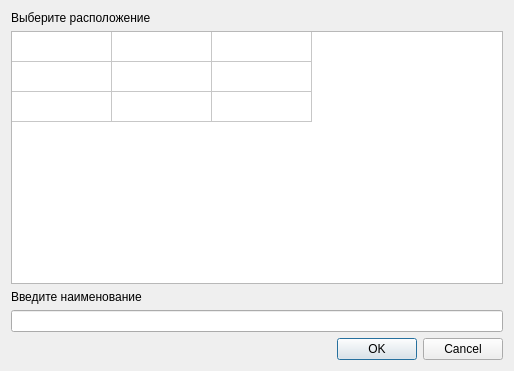
Above: dialog.ui from ZoomEXE/GladyshProg before the change. Below: the same form after it.
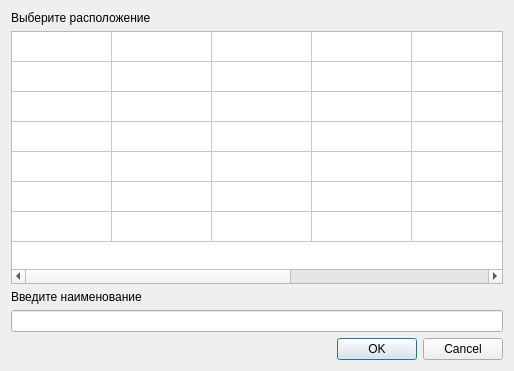
That is the form after the change.

What changed in the file:
```diff
--- a/dialog.ui
+++ b/dialog.ui
@@ -69,6 +69,46 @@
            <string/>
           </property>
          </row>
+         <row>
+          <property name="text">
+           <string/>
+          </property>
+         </row>
+         <row>
+          <property name="text">
+           <string/>
+          </property>
+         </row>
+         <row>
+          <property name="text">
+           <string/>
+          </property>
+         </row>
+         <row>
+          <property name="text">
+           <string/>
+          </property>
+         </row>
+         <column>
+          <property name="text">
+           <string/>
+          </property>
+         </column>
+         <column>
+          <property name="text">
+           <string/>
+          </property>
+         </column>
+         <column>
+          <property name="text">
+           <string/>
+          </property>
+         </column>
+         <column>
+          <property name="text">
+           <string/>
+          </property>
+         </column>
          <column>
           <property name="text">
            <string/>
@@ -86,7 +126,7 @@
          </column>
          <item row="0" column="0">
           <property name="text">
-           <string/>
+           <string> </string>
           </property>
           <property name="textAlignment">
            <set>AlignCenter</set>
@@ -94,23 +134,43 @@
          </item>
          <item row="0" column="1">
           <property name="text">
-           <string/>
-          </property>
-          <property name="textAlignment">
-           <set>AlignCenter</set>
+           <string> </string>
           </property>
          </item>
          <item row="0" column="2">
           <property name="text">
-           <string/>
+           <string> </string>
           </property>
+         </item>
+         <item row="0" column="3">
+          <property name="text">
+           <string> </string>
+          </property>
           <property name="textAlignment">
            <set>AlignCenter</set>
           </property>
          </item>
+         <item row="0" column="4">
+          <property name="text">
+           <string> </string>
+          </property>
+          <property name="textAlignment">
+           <set>AlignCenter</set>
+          </property>
+         </item>
+         <item row="0" column="5">
+          <property name="text">
+           <string> </string>
+          </property>
+         </item>
+         <item row="0" column="6">
+          <property name="text">
+           <string> </string>
+          </property>
+         </item>
          <item row="1" column="0">
           <property name="text">
-           <string/>
+           <string> </string>
           </property>
           <property name="textAlignment">
            <set>AlignCenter</set>
@@ -118,23 +178,43 @@
          </item>
          <item row="1" column="1">
           <property name="text">
-           <string/>
-          </property>
-          <property name="textAlignment">
-           <set>AlignCenter</set>
+           <string> </string>
           </property>
          </item>
          <item row="1" column="2">
           <property name="text">
-           <string/>
+           <string> </string>
           </property>
+         </item>
+         <item row="1" column="3">
+          <property name="text">
+           <string> </string>
+          </property>
           <property name="textAlignment">
            <set>AlignCenter</set>
           </property>
          </item>
+         <item row="1" column="4">
+          <property name="text">
+           <string> </string>
+          </property>
+          <property name="textAlignment">
+           <set>AlignCenter</set>
+          </property>
+         </item>
+         <item row="1" column="5">
+          <property name="text">
+           <string> </string>
+          </property>
+         </item>
+         <item row="1" column="6">
+          <property name="text">
+           <string> </string>
+          </property>
+         </item>
          <item row="2" column="0">
           <property name="text">
-           <string/>
+           <string> </string>
           </property>
           <property name="textAlignment">
            <set>AlignCenter</set>
@@ -142,20 +222,180 @@
          </item>
          <item row="2" column="1">
           <property name="text">
-           <string/>
-          </property>
-          <property name="textAlignment">
-           <set>AlignCenter</set>
+           <string> </string>
           </property>
          </item>
          <item row="2" column="2">
           <property name="text">
-           <string/>
+           <string> </string>
           </property>
+         </item>
+         <item row="2" column="3">
+          <property name="text">
+           <string> </string>
+          </property>
           <property name="textAlignment">
            <set>AlignCenter</set>
           </property>
          </item>
+         <item row="2" column="4">
+          <property name="text">
+           <string> </string>
+          </property>
+          <property name="textAlignment">
+           <set>AlignCenter</set>
+          </property>
+         </item>
+         <item row="2" column="5">
+          <property name="text">
+           <string> </string>
+          </property>
+         </item>
+         <item row="2" column="6">
+          <property name="text">
+           <string> </string>
+          </property>
+         </item>
+         <item row="3" column="0">
+          <property name="text">
+           <string> </string>
+          </property>
+         </item>
+         <item row="3" column="1">
+          <property name="text">
+           <string> </string>
+          </property>
+         </item>
+         <item row="3" column="2">
+          <property name="text">
+           <string> </string>
+          </property>
+         </item>
+         <item row="3" column="3">
+          <property name="text">
+           <string> </string>
+          </property>
+         </item>
+         <item row="3" column="4">
+          <property name="text">
+           <string> </string>
+          </property>
+         </item>
+         <item row="3" column="5">
+          <property name="text">
+           <string> </string>
+          </property>
+         </item>
+         <item row="3" column="6">
+          <property name="text">
+           <string> </string>
+          </property>
+         </item>
+         <item row="4" column="0">
+          <property name="text">
+           <string> </string>
+          </property>
+         </item>
+         <item row="4" column="1">
+          <property name="text">
+           <string> </string>
+          </property>
+         </item>
+         <item row="4" column="2">
+          <property name="text">
+           <string> </string>
+          </property>
+         </item>
+         <item row="4" column="3">
+          <property name="text">
+           <string> </string>
+          </property>
+         </item>
+         <item row="4" column="4">
+          <property name="text">
+           <string> </string>
+          </property>
+         </item>
+         <item row="4" column="5">
+          <property name="text">
+           <string> </string>
+          </property>
+         </item>
+         <item row="4" column="6">
+          <property name="text">
+           <string> </string>
+          </property>
+         </item>
+         <item row="5" column="0">
+          <property name="text">
+           <string> </string>
+          </property>
+         </item>
+         <item row="5" column="1">
+          <property name="text">
+           <string> </string>
+          </property>
+         </item>
+         <item row="5" column="2">
+          <property name="text">
+           <string> </string>
+          </property>
+         </item>
+         <item row="5" column="3">
+          <property name="text">
+           <string> </string>
+          </property>
+         </item>
+         <item row="5" column="4">
+          <property name="text">
+           <string> </string>
+          </property>
+         </item>
+         <item row="5" column="5">
+          <property name="text">
+           <string> </string>
+          </property>
+         </item>
+         <item row="5" column="6">
+          <property name="text">
+           <string> </string>
+          </property>
+         </item>
+         <item row="6" column="0">
+          <property name="text">
+           <string> </string>
+          </property>
+         </item>
+         <item row="6" column="1">
+          <property name="text">
+           <string> </string>
+          </property>
+         </item>
+         <item row="6" column="2">
+          <property name="text">
+           <string> </string>
+          </property>
+         </item>
+         <item row="6" column="3">
+          <property name="text">
+           <string> </string>
+          </property>
+         </item>
+         <item row="6" column="4">
+          <property name="text">
+           <string> </string>
+          </property>
+         </item>
+         <item row="6" column="5">
+          <property name="text">
+           <string> </string>
+          </property>
+         </item>
+         <item row="6" column="6">
+          <property name="text">
+           <string> </string>
+          </property>
+         </item>
         </widget>
        </item>
       </layout>
```
